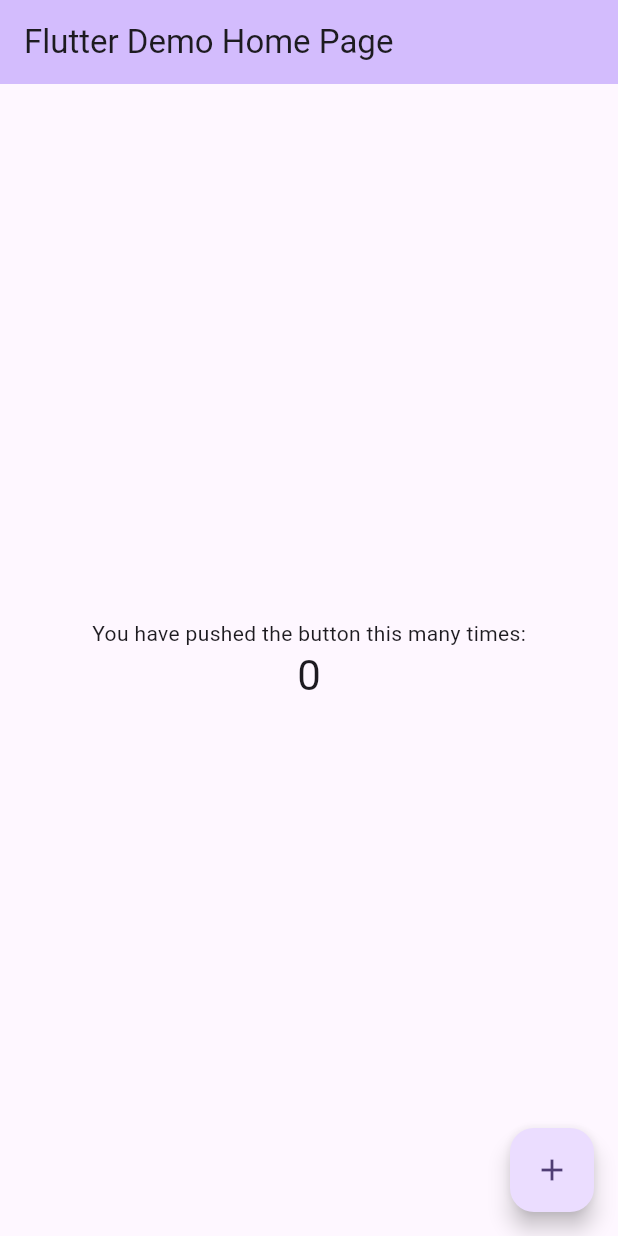
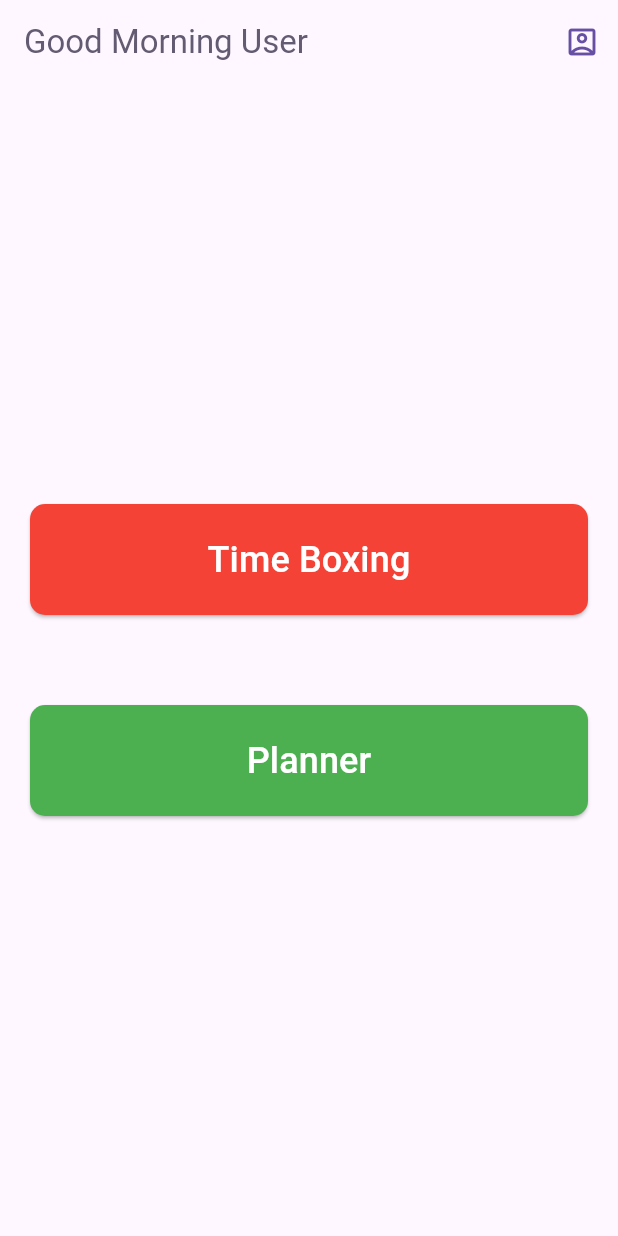
Before and after one commit to siddharth177/time_boxing, a Flutter app: the screen it shows after launch, on a phone screen of 412 x 824 dp. Run offline on Flutter 3.47's test engine with Material 3 defaults, Android fonts, the phone set to English and light mode, and no system bars.

Commit message:
Landing Screen after log in

```diff
--- a/lib/main.dart
+++ b/lib/main.dart
@@ -1,4 +1,5 @@
 import 'package:flutter/material.dart';
+import 'package:time_boxing/screens/landing_screen.dart';
 
 void main() {
   runApp(const MyApp());
@@ -7,119 +8,17 @@
 class MyApp extends StatelessWidget {
   const MyApp({super.key});
 
-  // This widget is the root of your application.
   @override
   Widget build(BuildContext context) {
+    String username = 'User';
+
     return MaterialApp(
-      title: 'Flutter Demo',
+      debugShowCheckedModeBanner: false,
       theme: ThemeData(
-        // This is the theme of your application.
-        //
-        // TRY THIS: Try running your application with "flutter run". You'll see
-        // the application has a purple toolbar. Then, without quitting the app,
-        // try changing the seedColor in the colorScheme below to Colors.green
-        // and then invoke "hot reload" (save your changes or press the "hot
-        // reload" button in a Flutter-supported IDE, or press "r" if you used
-        // the command line to start the app).
-        //
-        // Notice that the counter didn't reset back to zero; the application
-        // state is not lost during the reload. To reset the state, use hot
-        // restart instead.
-        //
-        // This works for code too, not just values: Most code changes can be
-        // tested with just a hot reload.
-        colorScheme: ColorScheme.fromSeed(seedColor: Colors.deepPurple),
         useMaterial3: true,
+        // colorScheme:
       ),
-      home: const MyHomePage(title: 'Flutter Demo Home Page'),
+      home: LandingScreen(username),
     );
   }
 }
-
-class MyHomePage extends StatefulWidget {
-  const MyHomePage({super.key, required this.title});
-
-  // This widget is the home page of your application. It is stateful, meaning
-  // that it has a State object (defined below) that contains fields that affect
-  // how it looks.
-
-  // This class is the configuration for the state. It holds the values (in this
-  // case the title) provided by the parent (in this case the App widget) and
-  // used by the build method of the State. Fields in a Widget subclass are
-  // always marked "final".
-
-  final String title;
-
-  @override
-  State<MyHomePage> createState() => _MyHomePageState();
-}
-
-class _MyHomePageState extends State<MyHomePage> {
-  int _counter = 0;
-
-  void _incrementCounter() {
-    setState(() {
-      // This call to setState tells the Flutter framework that something has
-      // changed in this State, which causes it to rerun the build method below
-      // so that the display can reflect the updated values. If we changed
-      // _counter without calling setState(), then the build method would not be
-      // called again, and so nothing would appear to happen.
-      _counter++;
-    });
-  }
-
-  @override
-  Widget build(BuildContext context) {
-    // This method is rerun every time setState is called, for instance as done
-    // by the _incrementCounter method above.
-    //
-    // The Flutter framework has been optimized to make rerunning build methods
-    // fast, so that you can just rebuild anything that needs updating rather
-    // than having to individually change instances of widgets.
-    return Scaffold(
-      appBar: AppBar(
-        // TRY THIS: Try changing the color here to a specific color (to
-        // Colors.amber, perhaps?) and trigger a hot reload to see the AppBar
-        // change color while the other colors stay the same.
-        backgroundColor: Theme.of(context).colorScheme.inversePrimary,
-        // Here we take the value from the MyHomePage object that was created by
-        // the App.build method, and use it to set our appbar title.
-        title: Text(widget.title),
-      ),
-      body: Center(
-        // Center is a layout widget. It takes a single child and positions it
-        // in the middle of the parent.
-        child: Column(
-          // Column is also a layout widget. It takes a list of children and
-          // arranges them vertically. By default, it sizes itself to fit its
-          // children horizontally, and tries to be as tall as its parent.
-          //
-          // Column has various properties to control how it sizes itself and
-          // how it positions its children. Here we use mainAxisAlignment to
-          // center the children vertically; the main axis here is the vertical
-          // axis because Columns are vertical (the cross axis would be
-          // horizontal).
-          //
-          // TRY THIS: Invoke "debug painting" (choose the "Toggle Debug Paint"
-          // action in the IDE, or press "p" in the console), to see the
-          // wireframe for each widget.
-          mainAxisAlignment: MainAxisAlignment.center,
-          children: <Widget>[
-            const Text(
-              'You have pushed the button this many times:',
-            ),
-            Text(
-              '$_counter',
-              style: Theme.of(context).textTheme.headlineMedium,
-            ),
-          ],
-        ),
-      ),
-      floatingActionButton: FloatingActionButton(
-        onPressed: _incrementCounter,
-        tooltip: 'Increment',
-        child: const Icon(Icons.add),
-      ), // This trailing comma makes auto-formatting nicer for build methods.
-    );
-  }
-}
--- /dev/null
+++ b/lib/screens/landing_screen.dart
@@ -0,0 +1,81 @@
+import 'package:flutter/material.dart';
+
+import '../widgets/landing_screen_display_element.dart';
+
+class LandingScreen extends StatefulWidget {
+  const LandingScreen(this.userName, {super.key});
+
+  final String userName;
+
+  @override
+  State<LandingScreen> createState() {
+    return _LandingScreenState();
+  }
+}
+
+class _LandingScreenState extends State<LandingScreen> {
+  String _greetingMessage = "Hello ";
+
+  @override
+  void initState() {
+    super.initState();
+    updateGreetingMessage();
+  }
+
+  void updateGreetingMessage() {
+    String newGreetingMessage = "Good ";
+    int currentTimeHour = DateTime.now().hour;
+    if (currentTimeHour < 12) {
+      newGreetingMessage += "Morning ";
+    } else if (currentTimeHour < 17) {
+      newGreetingMessage += "Afternoon ";
+    } else {
+      newGreetingMessage += "Evening ";
+    }
+
+    newGreetingMessage += widget.userName;
+
+    setState(() {
+      if (newGreetingMessage.startsWith("Good")) {
+        _greetingMessage = newGreetingMessage;
+      }
+    });
+  }
+
+  @override
+  Widget build(BuildContext context) {
+    return SafeArea(
+      child: Scaffold(
+        appBar: AppBar(
+          title: Text(
+            _greetingMessage,
+            style: TextStyle(
+              color: Theme.of(context).colorScheme.secondary,
+            ),
+          ),
+          actions: [
+            IconButton(
+                onPressed: () {},
+                icon: Icon(
+                  Icons.account_box_outlined,
+                  color: Theme.of(context).colorScheme.primary,
+                ))
+          ],
+        ),
+        body: const Center(
+          child: Column(
+            mainAxisAlignment: MainAxisAlignment.center,
+            crossAxisAlignment: CrossAxisAlignment.stretch,
+            children: [
+              LandingScreenElement('Time Boxing', Colors.red),
+              SizedBox(
+                height: 20,
+              ),
+              LandingScreenElement('Planner', Colors.green)
+            ],
+          ),
+        ),
+      ),
+    );
+  }
+}
--- /dev/null
+++ b/lib/utils/color_scheme.dart
@@ -0,0 +1,3 @@
+import 'package:flutter/material.dart';
+
+var kColorScheme = ColorScheme.fromSeed(seedColor: Colors.blue);
--- /dev/null
+++ b/lib/utils/time_date.dart
@@ -0,0 +1,23 @@
+int getCurrentTimeHour() {
+  return DateTime.now().hour;
+}
+
+String getCurrentDayPeriod() {
+  int currentTimeHour = getCurrentTimeHour();
+  if (currentTimeHour < 12) {
+    return "Morning";
+  } else if (currentTimeHour < 17) {
+    return "Afternoon";
+  } else {
+    return "Evening";
+  }
+}
+
+String getGreetings() {
+  String currentDayPeriod = getCurrentDayPeriod();
+  return "Good $currentDayPeriod";
+}
+
+String getGreetingsForUser(String user) {
+  return "$getGreetings() $user";
+}
--- /dev/null
+++ b/lib/widgets/landing_screen_display_element.dart
@@ -0,0 +1,41 @@
+import 'package:flutter/material.dart';
+
+class LandingScreenElement extends StatefulWidget {
+  const LandingScreenElement(this.elementText, this.color, {super.key});
+
+  final String elementText;
+  final Color color;
+
+  @override
+  State<LandingScreenElement> createState() {
+    return _LandingScreenElementState();
+  }
+}
+
+class _LandingScreenElementState extends State<LandingScreenElement> {
+  @override
+  Widget build(BuildContext context) {
+    return Container(
+      margin: const EdgeInsets.all(20),
+      child: ElevatedButton(
+        onPressed: () {},
+        style: ElevatedButton.styleFrom(
+          padding: const EdgeInsets.all(20),
+          backgroundColor: widget.color,
+          foregroundColor: Colors.white,
+          shape: RoundedRectangleBorder(
+            borderRadius: BorderRadius.circular(10),
+          ),
+        ),
+        child: Text(
+          widget.elementText,
+          textAlign: TextAlign.center,
+          style: const TextStyle(
+            color: Colors.white,
+            fontSize: 24,
+          ),
+        ),
+      ),
+    );
+  }
+}
```
Also changed, not shown: 1 other file.
